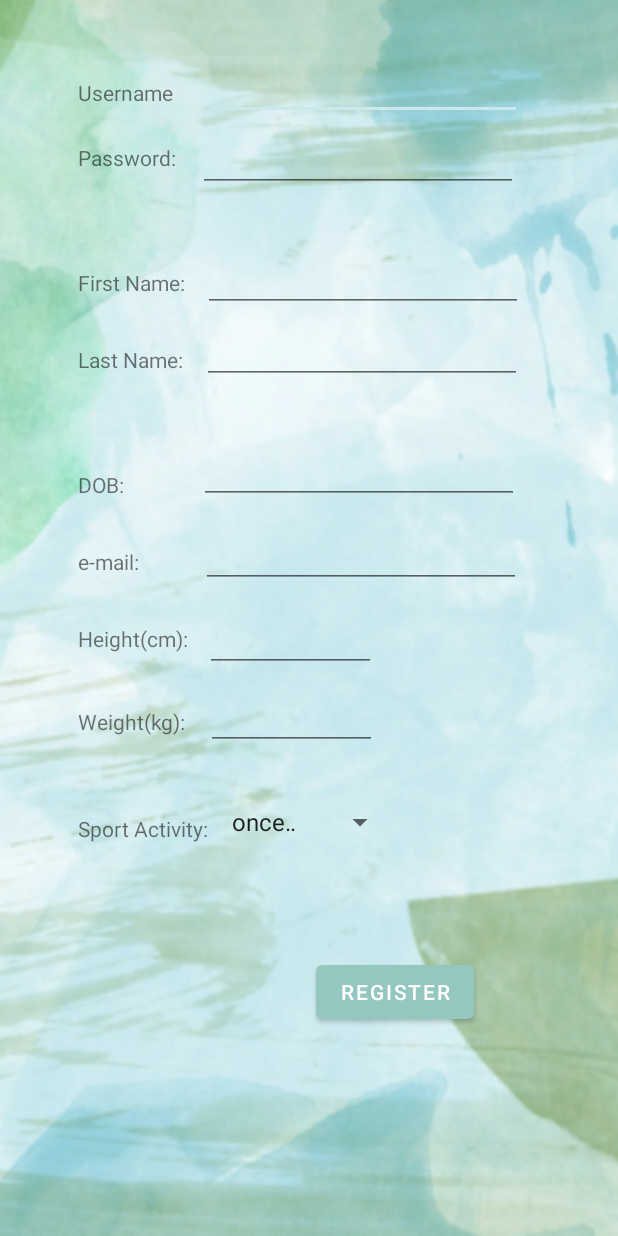
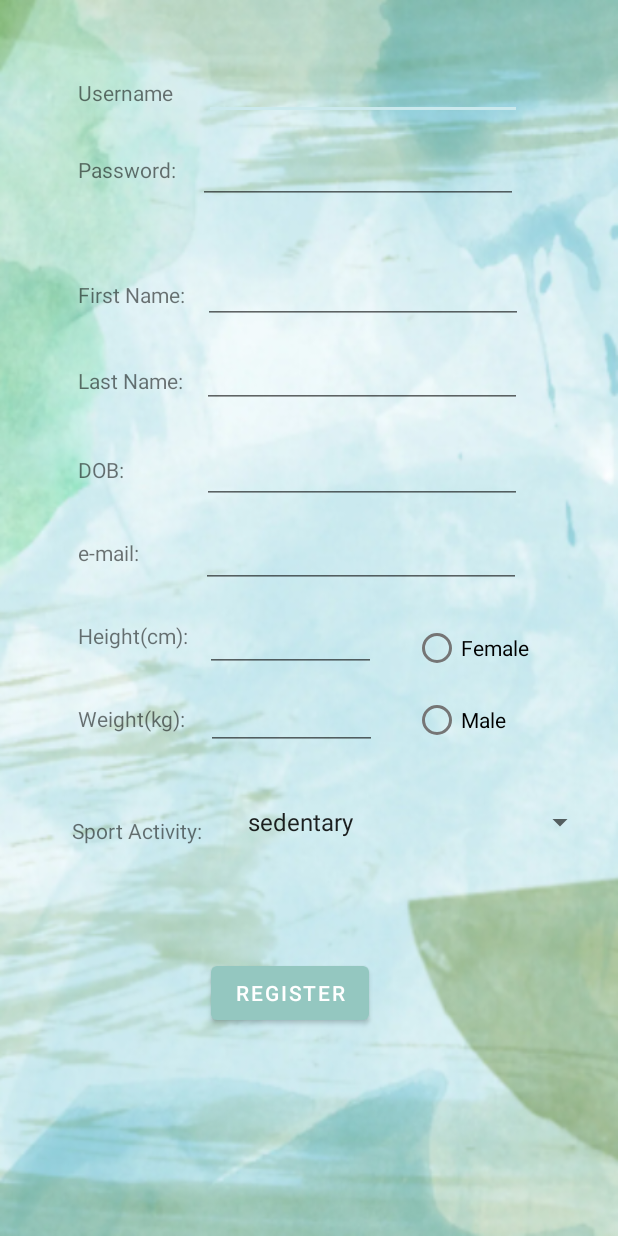
Before and after one commit to bengisugelin/NutriTrack, an Android app: the NewUserRegisterActivity screen opened directly, with no data from a screen before it, on a phone screen of 412 x 824 dp. Run offline under Robolectric (Android 15) with nearby library versions, the phone set to English and light mode, and no system bars.

```diff
--- a/app/src/main/AndroidManifest.xml
+++ b/app/src/main/AndroidManifest.xml
@@ -1,7 +1,8 @@
 <?xml version="1.0" encoding="utf-8"?>
 <manifest xmlns:android="http://schemas.android.com/apk/res/android"
     xmlns:tools="http://schemas.android.com/tools">
-    <uses-permission android:name="android.permission.INTERNET"/>
+
+    <uses-permission android:name="android.permission.INTERNET" />
 
     <application
         android:allowBackup="true"
@@ -12,6 +13,9 @@
         android:supportsRtl="true"
         android:theme="@style/Theme.NutriTrack"
         tools:targetApi="31">
+        <activity
+            android:name=".activities.SearchExerciseActivity"
+            android:exported="false" />
         <activity
             android:name=".activities.SearchActivity"
             android:exported="false" />
--- a/app/src/main/java/com/example/nutritrack/activities/NewUserRegisterActivity.java
+++ b/app/src/main/java/com/example/nutritrack/activities/NewUserRegisterActivity.java
@@ -10,20 +10,36 @@ import android.view.Window;
 import android.widget.Button;
 import android.widget.DatePicker;
 import android.widget.EditText;
+import android.widget.RadioButton;
+import android.widget.RadioGroup;
 import android.widget.Spinner;
 import android.widget.Toast;
 
 import com.example.nutritrack.R;
 import com.example.nutritrack.models.UserModel;
+import com.example.nutritrack.models.nutritionModel;
 import com.example.nutritrack.repository.DatabaseHeper;
 
+import java.text.ParseException;
+import java.text.SimpleDateFormat;
+import java.time.LocalDate;
+import java.time.Period;
 import java.util.Calendar;
+import java.util.Date;
+import java.util.List;
 
 public class NewUserRegisterActivity extends AppCompatActivity {
     Button register;
     EditText fname, lname, username, password, dob, email, height, weight;
     Spinner activitylevel;
     DatePickerDialog datePickerDialog;
+
+    RadioGroup radioGroup;
+    RadioButton radioButtonmale, radiobuttonfemale;
+    String sex;
+
+    //database helper
+    DatabaseHeper NutriTrackdb = new DatabaseHeper(NewUserRegisterActivity.this);
     @Override
     protected void onCreate(Bundle savedInstanceState) {
         requestWindowFeature(Window.FEATURE_NO_TITLE);
@@ -41,6 +57,9 @@ public class NewUserRegisterActivity extends AppCompatActivity {
         height = findViewById(R.id.edittext_height);
         weight= findViewById(R.id.edittext_weight);
         activitylevel=findViewById(R.id.spinner_activitylevel);
+        radioGroup = findViewById(R.id.radioGroup);
+
+
 
         dob.setOnClickListener(new View.OnClickListener() {
             @Override
@@ -48,25 +67,44 @@ public class NewUserRegisterActivity extends AppCompatActivity {
                 openDatePicker();
             }
         });
+
+
+
         //register button
         register.setOnClickListener(new View.OnClickListener() {
+
+
             @Override
             public void onClick(View view) {
+
+                if(radioGroup.getCheckedRadioButtonId()==-1){
+                    Toast.makeText(NewUserRegisterActivity.this, "Please select your biological sex", Toast.LENGTH_SHORT).show();
+                }else if(radioGroup.getCheckedRadioButtonId() == R.id.radioButtonMale){
+                    sex = "male";
+                }else if(radioGroup.getCheckedRadioButtonId() == R.id.radioButtonFemale){
+                    sex = "female";
+                }
+
 
                 UserModel userModel = new UserModel(fname.getText().toString().trim(),
                         lname.getText().toString().trim(),
                         username.getText().toString().trim(),
                         password.getText().toString().trim(),
+                        sex,
                         dob.getText().toString().trim(),
                         email.getText().toString().trim(),
                         Double.parseDouble(height.getText().toString().trim()),
                         Double.parseDouble(weight.getText().toString().trim()),
                         activitylevel.getSelectedItem().toString());
 
-                //database helper
-                DatabaseHeper NutriTrackdb = new DatabaseHeper(NewUserRegisterActivity.this);
+
 //                boolean success = NutriTrackdb.addUser(userModel);
                 NutriTrackdb.addUser(userModel);
+
+
+                //nutrotionmodel
+                nutritionModel nutritionModel = new nutritionModel("none",0,0,0,0,0,0,0,0,0,0,0,0);
+                NutriTrackdb.addNutrition(nutritionModel);
 
 //                Toast.makeText(NewUserRegisterActivity.this, "Success= " + success, Toast.LENGTH_SHORT).show();
 
@@ -104,4 +142,6 @@ public class NewUserRegisterActivity extends AppCompatActivity {
         datePickerDialog.show();
 
     }//end of opendatepicker
+
+
 }
--- a/app/src/main/res/layout/activity_new_user_register.xml
+++ b/app/src/main/res/layout/activity_new_user_register.xml
@@ -4,8 +4,8 @@
     xmlns:tools="http://schemas.android.com/tools"
     android:layout_width="match_parent"
     android:layout_height="match_parent"
-    tools:context=".activities.NewUserRegisterActivity"
-    android:background="@drawable/background2">
+    android:background="@drawable/background2"
+    tools:context=".activities.NewUserRegisterActivity">
 
     <TextView
         android:id="@+id/txt_username"
@@ -37,7 +37,7 @@
         android:layout_width="wrap_content"
         android:layout_height="wrap_content"
         android:layout_marginStart="52dp"
-        android:layout_marginTop="24dp"
+        android:layout_marginTop="32dp"
         android:text="Password:"
         app:layout_constraintStart_toStartOf="parent"
         app:layout_constraintTop_toBottomOf="@+id/txt_username" />
@@ -47,6 +47,7 @@
         android:layout_width="wrap_content"
         android:layout_height="wrap_content"
         android:layout_marginStart="12dp"
+        android:layout_marginTop="8dp"
         android:layout_marginEnd="64dp"
         android:ems="10"
         android:inputType="textPassword"
@@ -86,7 +87,7 @@
         android:layout_width="wrap_content"
         android:layout_height="wrap_content"
         android:layout_marginStart="52dp"
-        android:layout_marginTop="32dp"
+        android:layout_marginTop="38dp"
         android:text="Last Name:"
         app:layout_constraintStart_toStartOf="parent"
         app:layout_constraintTop_toBottomOf="@+id/txtfname" />
@@ -96,6 +97,7 @@
         android:layout_width="wrap_content"
         android:layout_height="wrap_content"
         android:layout_marginStart="12dp"
+        android:layout_marginTop="8dp"
         android:layout_marginEnd="64dp"
         android:ems="10"
         android:inputType="textPersonName"
@@ -110,23 +112,45 @@
         android:layout_width="wrap_content"
         android:layout_height="wrap_content"
         android:layout_marginStart="52dp"
-        android:layout_marginTop="64dp"
+        android:layout_marginTop="40dp"
         android:text="DOB:"
         app:layout_constraintStart_toStartOf="parent"
         app:layout_constraintTop_toBottomOf="@+id/textview_lname" />
+
+    <RadioGroup
+        android:id="@+id/radioGroup"
+        android:layout_width="wrap_content"
+        android:layout_height="wrap_content"
+        android:layout_marginStart="24dp"
+        android:layout_marginTop="16dp"
+        app:layout_constraintStart_toEndOf="@+id/edittext_weight"
+        app:layout_constraintTop_toBottomOf="@+id/editTextTextEmailAddress">
+
+        <RadioButton
+            android:id="@+id/radioButtonFemale"
+            android:layout_width="wrap_content"
+            android:layout_height="wrap_content"
+            android:text="Female" />
+
+        <RadioButton
+            android:id="@+id/radioButtonMale"
+            android:layout_width="wrap_content"
+            android:layout_height="wrap_content"
+            android:text="Male" />
+    </RadioGroup>
 
     <EditText
         android:id="@+id/edittext_dobinput"
         android:layout_width="wrap_content"
         android:layout_height="wrap_content"
         android:layout_marginStart="12dp"
-        android:layout_marginTop="32dp"
+        android:layout_marginTop="16dp"
         android:layout_marginEnd="64dp"
         android:ems="10"
         android:inputType="date"
         android:minHeight="48dp"
         app:layout_constraintEnd_toEndOf="parent"
-        app:layout_constraintHorizontal_bias="0.952"
+        app:layout_constraintHorizontal_bias="1.0"
         app:layout_constraintStart_toEndOf="@+id/txtdob"
         app:layout_constraintTop_toBottomOf="@+id/edittext_surnameinput"
         tools:ignore="MissingConstraints,SpeakableTextPresentCheck" />
@@ -136,7 +160,7 @@
         android:layout_width="wrap_content"
         android:layout_height="wrap_content"
         android:layout_marginStart="52dp"
-        android:layout_marginTop="32dp"
+        android:layout_marginTop="36dp"
         android:text="e-mail:"
         app:layout_constraintStart_toStartOf="parent"
         app:layout_constraintTop_toBottomOf="@+id/txtdob" />
@@ -162,7 +186,7 @@
         android:layout_width="wrap_content"
         android:layout_height="wrap_content"
         android:layout_marginStart="52dp"
-        android:layout_marginTop="32dp"
+        android:layout_marginTop="36dp"
         android:text="Height(cm):"
         app:layout_constraintStart_toStartOf="parent"
         app:layout_constraintTop_toBottomOf="@+id/textView8" />
@@ -209,20 +233,21 @@
         android:id="@+id/textView11"
         android:layout_width="wrap_content"
         android:layout_height="wrap_content"
-        android:layout_marginStart="52dp"
-        android:layout_marginTop="52dp"
+        android:layout_marginStart="48dp"
+        android:layout_marginTop="55dp"
         android:text="Sport Activity:"
         app:layout_constraintStart_toStartOf="parent"
         app:layout_constraintTop_toBottomOf="@+id/textView10" />
 
     <Spinner
         android:id="@+id/spinner_activitylevel"
-        android:layout_width="117dp"
+        android:layout_width="240dp"
         android:layout_height="48dp"
         android:layout_marginStart="8dp"
         android:layout_marginTop="24dp"
         android:entries="@array/activity_level"
         android:spinnerMode="dialog"
+        app:layout_constraintEnd_toEndOf="parent"
         app:layout_constraintStart_toEndOf="@+id/textView11"
         app:layout_constraintTop_toBottomOf="@+id/edittext_weight"
         tools:ignore="SpeakableTextPresentCheck" />
@@ -231,13 +256,13 @@
         android:id="@+id/btnRegister"
         android:layout_width="wrap_content"
         android:layout_height="wrap_content"
-        android:layout_marginEnd="96dp"
+        android:layout_marginEnd="165dp"
         android:text="REGISTER"
         app:layout_constraintBottom_toBottomOf="parent"
         app:layout_constraintEnd_toEndOf="parent"
-        app:layout_constraintHorizontal_bias="1.0"
+        app:layout_constraintHorizontal_bias="0.995"
         app:layout_constraintStart_toStartOf="parent"
         app:layout_constraintTop_toBottomOf="@+id/spinner_activitylevel"
-        app:layout_constraintVertical_bias="0.321" />
+        app:layout_constraintVertical_bias="0.322" />
 
 </androidx.constraintlayout.widget.ConstraintLayout>
--- a/app/src/main/res/values/strings.xml
+++ b/app/src/main/res/values/strings.xml
@@ -11,12 +11,12 @@
     <!-- TODO: Remove or change this placeholder text -->
     <string name="hello_blank_fragment">Hello blank fragment</string>
     <string-array name="activity_level">
-        <item>once a week</item>
-        <item>twice a week</item>
-        <item>three times a week</item>
-        <item>more than 3 times a week</item>
-        <item>2 times in a month</item>
-        <item>none</item>
+        <item>sedentary</item>
+        <item>lightly active</item>
+        <item>moderately active</item>
+        <item>very active</item>
+        <item>extra active</item>
+
     </string-array>
     <string name="title_activity_log">LogActivity</string>
     <string name="prompt_email">Email</string>
```
Also changed, not shown: app/src/main/java/com/example/nutritrack/activities/MainActivity.java (+88 -4 lines), app/src/main/java/com/example/nutritrack/activities/SearchExerciseActivity.java (added, +76 -0 lines), app/src/main/java/com/example/nutritrack/adapters/ExerciseRecyclerviewAdapter.java (added, +54 -0 lines), app/src/main/java/com/example/nutritrack/models/ExerciseModel.java (added, +20 -0 lines), app/src/main/java/com/example/nutritrack/models/UserModel.java (+14 -5 lines), app/src/main/java/com/example/nutritrack/repository/DatabaseHeper.java (+14 -6 lines), app/src/main/res/layout/activity_search_exercise.xml (added, +48 -0 lines), app/src/main/res/layout/exercise_recyclerview_content.xml (added, +51 -0 lines).
